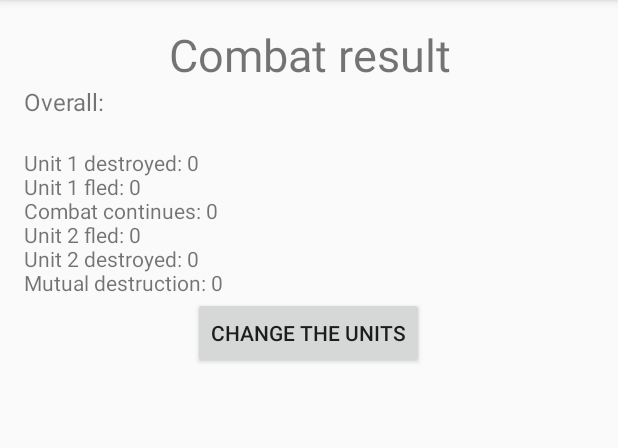
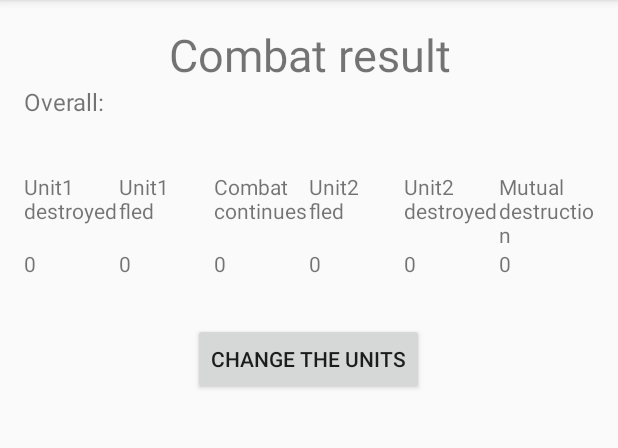
Before and after one commit to VeronikaPilatova/T9ACombatCrunch, an Android app: the ResultActivity screen opened directly, with no data from a screen before it, on a phone screen of 412 x 824 dp, the part 84-532 px from its top. Run offline under Robolectric (Android 15) with nearby library versions, the phone set to English and light mode, and no system bars; 3 statements that could not run were skipped.

Commit message:
Temp textview for result values replaced with a table, added method to convert Dice class to (random) int, added return from Stats to Main

```diff
--- a/app/src/main/AndroidManifest.xml
+++ b/app/src/main/AndroidManifest.xml
@@ -19,7 +19,9 @@
         <activity android:name=".Activity.ConfirmationActivity" />
         <activity android:name=".Activity.ResultActivity" />
         <activity android:name=".Activity.DebugActivity" />
-        <activity android:name=".Activity.StatsActivity"></activity>
+        <activity
+            android:name=".Activity.StatsActivity"
+            android:parentActivityName=".Activity.MainActivity"></activity>
     </application>
 
 </manifest>
--- a/app/src/main/java/com/the_ninth_age/t9acombatcrunch/Activity/ResultActivity.java
+++ b/app/src/main/java/com/the_ninth_age/t9acombatcrunch/Activity/ResultActivity.java
@@ -31,6 +31,12 @@ public class ResultActivity extends AppCompatActivity {
     TextView bar_unit2_fled_overall;
     TextView bar_unit2_destroyed_overall;
     TextView bar_mutual_destruction_overall;
+    TextView numbers_unit1_destroyed_overall;
+    TextView numbers_unit1_fled_overall;
+    TextView numbers_combat_continues_overall;
+    TextView numbers_unit2_fled_overall;
+    TextView numbers_unit2_destroyed_overall;
+    TextView numbers_mutual_destruction_overall;
     Button button_redo_units;
 
     List<TextView> list_results_title;
@@ -43,7 +49,6 @@ public class ResultActivity extends AppCompatActivity {
     List<TextView> list_results_mutual_destruction;
 
     int rounds;
-
 
 
     @Override
@@ -65,6 +70,12 @@ public class ResultActivity extends AppCompatActivity {
         bar_unit2_destroyed_overall = (TextView) findViewById(R.id.bar_unit2_destroyed_overall);
         bar_mutual_destruction_overall = (TextView) findViewById(R.id.bar_mutual_destruction_overall);
         button_redo_units = (Button) findViewById(R.id.button_redo_units_result);
+        numbers_unit1_destroyed_overall = (TextView) findViewById(R.id.numbers_unit1_destroyed_overall);
+        numbers_unit1_fled_overall = (TextView) findViewById(R.id.numbers_unit1_fled_overall);
+        numbers_combat_continues_overall = (TextView) findViewById(R.id.numbers_combat_continues_overall);
+        numbers_unit2_fled_overall = (TextView) findViewById(R.id.numbers_unit2_fled_overall);
+        numbers_unit2_destroyed_overall = (TextView) findViewById(R.id.numbers_unit2_destroyed_overall);
+        numbers_mutual_destruction_overall = (TextView) findViewById(R.id.numbers_mutual_destruction_overall);
 
         list_results_title = Arrays.asList((TextView) findViewById(R.id.title_result_1), (TextView) findViewById(R.id.title_result_2), (TextView) findViewById(R.id.title_result_3), (TextView) findViewById(R.id.title_result_4), (TextView) findViewById(R.id.title_result_5), (TextView) findViewById(R.id.title_result_6), (TextView) findViewById(R.id.title_result_7), (TextView) findViewById(R.id.title_result_8), (TextView) findViewById(R.id.title_result_9), (TextView) findViewById(R.id.title_result_10), (TextView) findViewById(R.id.title_result_11), (TextView) findViewById(R.id.title_result_12));
         list_results_chart = Arrays.asList((LinearLayout) findViewById(R.id.chart_result_1), (LinearLayout) findViewById(R.id.chart_result_2), (LinearLayout) findViewById(R.id.chart_result_3), (LinearLayout) findViewById(R.id.chart_result_4), (LinearLayout) findViewById(R.id.chart_result_5), (LinearLayout) findViewById(R.id.chart_result_6), (LinearLayout) findViewById(R.id.chart_result_7), (LinearLayout) findViewById(R.id.chart_result_8), (LinearLayout) findViewById(R.id.chart_result_9), (LinearLayout) findViewById(R.id.chart_result_10), (LinearLayout) findViewById(R.id.chart_result_11), (LinearLayout) findViewById(R.id.chart_result_12));
@@ -95,7 +106,6 @@ public class ResultActivity extends AppCompatActivity {
                 list_results_chart.get(i).setVisibility(View.GONE);
             }
         }
-
         displayResultFullStatus();
 
 
@@ -140,16 +150,12 @@ public class ResultActivity extends AppCompatActivity {
         bar_unit2_destroyed_overall.setLayoutParams(new LinearLayout.LayoutParams(unit2_destroyed_overall * 3,30));
         bar_unit2_fled_overall.setLayoutParams(new LinearLayout.LayoutParams(unit2_fled_overall * 3,30));
         bar_mutual_destruction_overall.setLayoutParams(new LinearLayout.LayoutParams(mutual_destruction_overall * 3,30));
-
-        //for testing purposes
-        TextView numbers = (TextView) findViewById(R.id.numbers);
-        String text = "Unit 1 destroyed: " + unit1_destroyed_overall + "\n"
-                + "Unit 1 fled: " + unit1_fled_overall + "\n"
-                + "Combat continues: " + combat_continues_overall + "\n"
-                + "Unit 2 fled: " + unit2_fled_overall + "\n"
-                + "Unit 2 destroyed: " + unit2_destroyed_overall + "\n"
-                + "Mutual destruction: " + mutual_destruction_overall;
-        numbers.setText(text);
+        numbers_unit1_destroyed_overall.setText(unit1_destroyed_overall + "");
+        numbers_unit1_fled_overall.setText(unit1_fled_overall + "");
+        numbers_combat_continues_overall.setText(combat_continues_overall + "");
+        numbers_unit2_fled_overall.setText(unit2_fled_overall + "");
+        numbers_unit2_destroyed_overall.setText(unit2_destroyed_overall + "");
+        numbers_mutual_destruction_overall.setText(mutual_destruction_overall + "");
     }
 
     private void displayResultFullStatus() {
@@ -192,16 +198,12 @@ public class ResultActivity extends AppCompatActivity {
         bar_unit2_destroyed_overall.setLayoutParams(new LinearLayout.LayoutParams(unit2_destroyed_overall * 3,30));
         bar_unit2_fled_overall.setLayoutParams(new LinearLayout.LayoutParams(unit2_fled_overall * 3,30));
         bar_mutual_destruction_overall.setLayoutParams(new LinearLayout.LayoutParams(mutual_destruction_overall * 3,30));
-
-        //for testing purposes
-        TextView numbers = (TextView) findViewById(R.id.numbers);
-        String text = "Unit 1 destroyed: " + unit1_destroyed_overall + "\n"
-                + "Unit 1 fled: " + unit1_fled_overall + "\n"
-                + "Combat continues: " + combat_continues_overall + "\n"
-                + "Unit 2 fled: " + unit2_fled_overall + "\n"
-                + "Unit 2 destroyed: " + unit2_destroyed_overall + "\n"
-                + "Mutual destruction: " + mutual_destruction_overall;
-        numbers.setText(text);
+        numbers_unit1_destroyed_overall.setText(unit1_destroyed_overall + "");
+        numbers_unit1_fled_overall.setText(unit1_fled_overall + "");
+        numbers_combat_continues_overall.setText(combat_continues_overall + "");
+        numbers_unit2_fled_overall.setText(unit2_fled_overall + "");
+        numbers_unit2_destroyed_overall.setText(unit2_destroyed_overall + "");
+        numbers_mutual_destruction_overall.setText(mutual_destruction_overall + "");
     }
 
     //launching activities
--- a/app/src/main/res/layout/activity_result.xml
+++ b/app/src/main/res/layout/activity_result.xml
@@ -72,11 +72,96 @@
                 android:background="@color/brown" />
         </LinearLayout>
 
-        <TextView
-            android:id="@+id/numbers"
-            android:layout_width="wrap_content"
+        <TableLayout
+            android:id="@+id/numbers_overall"
+            android:layout_width="match_parent"
             android:layout_height="wrap_content"
-            android:text="numbers" />
+            android:layout_marginTop="16dp">
+
+            <TableRow>
+
+                <TextView
+                    android:layout_width="0dp"
+                    android:layout_weight="1"
+                    android:layout_height="wrap_content"
+                    android:text="Unit1\ndestroyed" />
+
+                <TextView
+                    android:layout_width="0dp"
+                    android:layout_weight="1"
+                    android:layout_height="wrap_content"
+                    android:text="Unit1\nfled" />
+
+                <TextView
+                    android:layout_width="0dp"
+                    android:layout_weight="1"
+                    android:layout_height="wrap_content"
+                    android:text="Combat\ncontinues" />
+
+                <TextView
+                    android:layout_width="0dp"
+                    android:layout_weight="1"
+                    android:layout_height="wrap_content"
+                    android:text="Unit2\nfled" />
+
+                <TextView
+                    android:layout_width="0dp"
+                    android:layout_weight="1"
+                    android:layout_height="wrap_content"
+                    android:text="Unit2\ndestroyed" />
+
+                <TextView
+                    android:layout_width="0dp"
+                    android:layout_weight="1"
+                    android:layout_height="wrap_content"
+                    android:text="Mutual\ndestruction" />
+            </TableRow>
+
+            <TableRow>
+
+                <TextView
+                    android:id="@+id/numbers_unit1_destroyed_overall"
+                    android:layout_width="0dp"
+                    android:layout_weight="1"
+                    android:layout_height="wrap_content"
+                    android:text="0" />
+
+                <TextView
+                    android:id="@+id/numbers_unit1_fled_overall"
+                    android:layout_width="0dp"
+                    android:layout_weight="1"
+                    android:layout_height="wrap_content"
+                    android:text="0" />
+
+                <TextView
+                    android:id="@+id/numbers_combat_continues_overall"
+                    android:layout_width="0dp"
+                    android:layout_weight="1"
+                    android:layout_height="wrap_content"
+                    android:text="0" />
+
+                <TextView
+                    android:id="@+id/numbers_unit2_fled_overall"
+                    android:layout_width="0dp"
+                    android:layout_weight="1"
+                    android:layout_height="wrap_content"
+                    android:text="0" />
+
+                <TextView
+                    android:id="@+id/numbers_unit2_destroyed_overall"
+                    android:layout_width="0dp"
+                    android:layout_weight="1"
+                    android:layout_height="wrap_content"
+                    android:text="0" />
+
+                <TextView
+                    android:id="@+id/numbers_mutual_destruction_overall"
+                    android:layout_width="0dp"
+                    android:layout_weight="1"
+                    android:layout_height="wrap_content"
+                    android:text="0" />
+            </TableRow>
+        </TableLayout>
 
         <Button
             android:id="@+id/button_redo_units_result"
@@ -84,7 +169,7 @@
             android:layout_height="wrap_content"
             android:layout_gravity="center"
             android:text="@string/result_change_the_units"
-            android:layout_marginBottom="30dp"/>
+            android:layout_margin="30dp" />
 
         <TextView
             android:id="@+id/title_result_1"
```
Also changed, not shown: app/src/main/java/com/the_ninth_age/t9acombatcrunch/Activity/StatsActivity.java (+21 -4 lines), app/src/main/java/com/the_ninth_age/t9acombatcrunch/Service/Units/Dice.java (+90 -1 lines).
